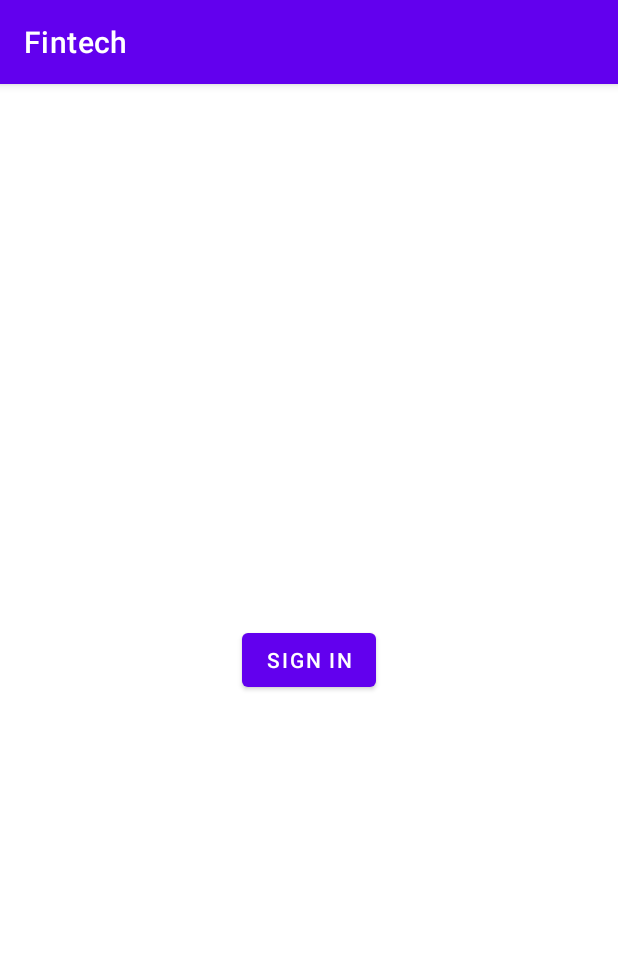
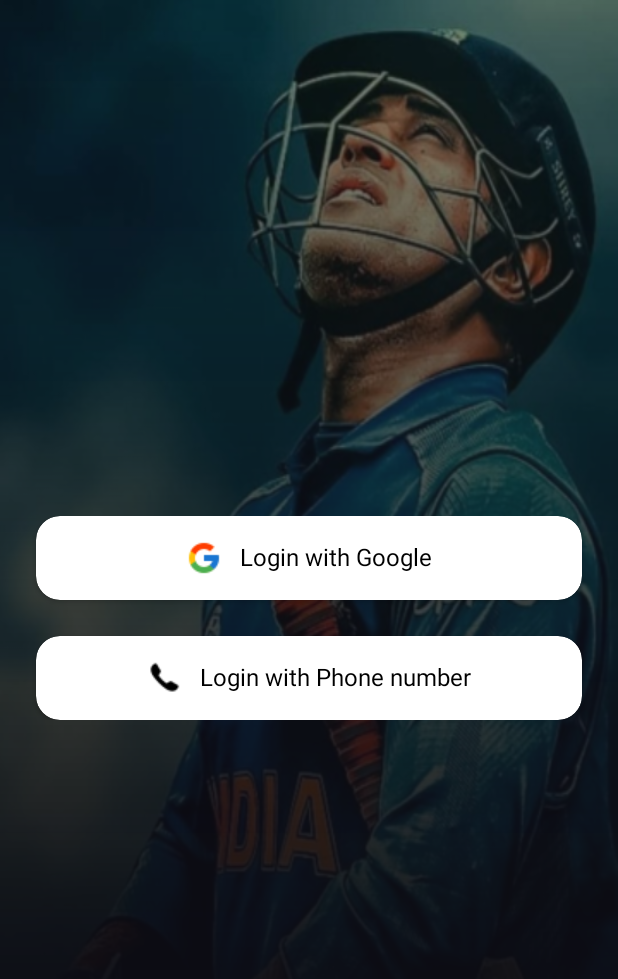
Before and after one commit to aristaAgarwal/ICC-Frontend, an Android app: the screen it shows after launch (LoginActivity), on a phone screen of 412 x 824 dp. Shown: the top 979 px of the screen. Run offline under Robolectric (Android 15) with nearby library versions, the phone set to English and light mode, and no system bars; 2 statements that could not run were skipped.

Commit message:
Updated Login UI

```diff
--- a/app/src/main/java/com/example/fintech/LoginActivity.kt
+++ b/app/src/main/java/com/example/fintech/LoginActivity.kt
@@ -5,10 +5,12 @@ import android.content.Intent
 import androidx.appcompat.app.AppCompatActivity
 import android.os.Bundle
 import android.util.Log
+import android.view.View
 import android.widget.Button
 import android.widget.Toast
 import androidx.activity.result.contract.ActivityResultContracts
 import androidx.activity.viewModels
+import androidx.cardview.widget.CardView
 import androidx.lifecycle.ViewModel
 import androidx.recyclerview.widget.RecyclerView.ViewHolder
 import com.example.fintech.Model.IdToken
@@ -20,7 +22,7 @@ import com.google.android.gms.common.api.ApiException
 import com.google.android.gms.tasks.Task
 
 class LoginActivity : AppCompatActivity() {
-    private var signInButton: Button? = null
+    private var signInButton: CardView? = null
     override fun onCreate(savedInstanceState: Bundle?) {
         super.onCreate(savedInstanceState)
         setContentView(R.layout.activity_login)
--- /dev/null
+++ b/app/src/main/res/drawable/baseline_arrow_forward_24.xml
@@ -0,0 +1,6 @@
+<vector android:alpha="0.8" android:autoMirrored="true"
+    android:height="24dp" android:tint="#FFFFFF"
+    android:viewportHeight="24" android:viewportWidth="24"
+    android:width="24dp" xmlns:android="http://schemas.android.com/apk/res/android">
+    <path android:fillColor="@android:color/white" android:pathData="M12,4l-1.41,1.41L16.17,11H4v2h12.17l-5.58,5.59L12,20l8,-8z"/>
+</vector>
--- /dev/null
+++ b/app/src/main/res/drawable/grey_bg_gradient.xml
@@ -0,0 +1,21 @@
+<vector xmlns:android="http://schemas.android.com/apk/res/android"
+    xmlns:aapt="http://schemas.android.com/aapt"
+    android:width="360dp"
+    android:height="641dp"
+    android:viewportWidth="360"
+    android:viewportHeight="641">
+  <path
+      android:pathData="M0,0h360v641h-360z">
+    <aapt:attr name="android:fillColor">
+      <gradient
+          android:startX="180"
+          android:startY="549"
+          android:endX="180"
+          android:endY="-0"
+          android:type="linear">
+        <item android:offset="0" android:color="#FF0D0D14"/>
+        <item android:offset="1" android:color="#750D0D14"/>
+      </gradient>
+    </aapt:attr>
+  </path>
+</vector>
--- a/app/src/main/res/layout/activity_login.xml
+++ b/app/src/main/res/layout/activity_login.xml
@@ -1,15 +1,85 @@
 <?xml version="1.0" encoding="utf-8"?>
 <RelativeLayout xmlns:android="http://schemas.android.com/apk/res/android"
+    xmlns:app="http://schemas.android.com/apk/res-auto"
     xmlns:tools="http://schemas.android.com/tools"
     android:layout_width="match_parent"
     android:layout_height="match_parent"
+    android:background="@drawable/dhoni_bg"
     tools:context=".MainActivity">
 
-    <Button
-        android:id="@+id/sign_in_button"
-        android:layout_width="wrap_content"
+    <View android:layout_height="match_parent"
+        android:layout_width="match_parent"
+        android:background="@drawable/grey_bg_gradient"/>
+
+    <LinearLayout
+        android:layout_width="match_parent"
         android:layout_height="wrap_content"
-        android:text="Sign in"
-        android:layout_centerInParent="true"/>
+        android:layout_centerInParent="true"
+        android:orientation="vertical">
+
+        <androidx.cardview.widget.CardView
+            android:id="@+id/sign_in_button"
+            android:layout_width="match_parent"
+            android:layout_height="wrap_content"
+            android:layout_centerInParent="true"
+            android:layout_marginBottom="24dp"
+            android:layout_marginHorizontal="24dp"
+            app:cardCornerRadius="16dp">
+
+            <LinearLayout
+                android:layout_width="wrap_content"
+                android:layout_height="wrap_content"
+                android:layout_gravity="center_horizontal"
+                android:layout_marginVertical="16dp">
+
+                <ImageView
+                    android:layout_width="wrap_content"
+                    android:layout_height="wrap_content"
+                    android:layout_marginEnd="12dp"
+                    android:background="@drawable/icons_google" />
+
+                <TextView
+                    android:id="@+id/google_login"
+                    android:layout_width="wrap_content"
+                    android:layout_height="wrap_content"
+                    android:gravity="center_vertical"
+                    android:text="@string/login_with_google"
+                    android:textAppearance="@style/normal_text_style" />
+            </LinearLayout>
+
+        </androidx.cardview.widget.CardView>
+
+        <androidx.cardview.widget.CardView
+            android:layout_width="match_parent"
+            android:layout_height="wrap_content"
+            android:layout_centerInParent="true"
+            android:layout_marginHorizontal="24dp"
+            app:cardCornerRadius="16dp">
+
+            <LinearLayout
+                android:layout_width="wrap_content"
+                android:layout_height="wrap_content"
+                android:layout_gravity="center_horizontal"
+                android:layout_marginVertical="16dp">
+
+                <ImageView
+                    android:layout_width="wrap_content"
+                    android:layout_height="wrap_content"
+                    android:layout_marginEnd="12dp"
+                    android:background="@drawable/icons_phone"/>
+
+                <TextView
+                    android:id="@+id/phone_login"
+                    android:layout_width="wrap_content"
+                    android:layout_height="wrap_content"
+                    android:gravity="center_vertical"
+                    android:text="@string/login_with_phone_number"
+                    android:textAppearance="@style/normal_text_style" />
+            </LinearLayout>
+
+        </androidx.cardview.widget.CardView>
+
+    </LinearLayout>
+
 
 </RelativeLayout>
--- a/app/src/main/res/values-night/themes.xml
+++ b/app/src/main/res/values-night/themes.xml
@@ -1,6 +1,6 @@
 <resources xmlns:tools="http://schemas.android.com/tools">
     <!-- Base application theme. -->
-    <style name="Theme.Fintech" parent="Theme.MaterialComponents.DayNight.DarkActionBar">
+    <style name="Theme.Fintech" parent="Theme.MaterialComponents.DayNight.NoActionBar">
         <!-- Primary brand color. -->
         <item name="colorPrimary">@color/purple_200</item>
         <item name="colorPrimaryVariant">@color/purple_700</item>
--- a/app/src/main/res/values/colors.xml
+++ b/app/src/main/res/values/colors.xml
@@ -7,4 +7,5 @@
     <color name="teal_700">#FF018786</color>
     <color name="black">#FF000000</color>
     <color name="white">#FFFFFFFF</color>
+    <color name="icc_black">#FF0D0D14</color>
 </resources>
--- a/app/src/main/res/values/strings.xml
+++ b/app/src/main/res/values/strings.xml
@@ -1,4 +1,7 @@
 <resources>
     <string name="app_name">Fintech</string>
     <string name="server_client_id">146947182520-ocr0fhthouqnaq37bgtkqnrck89cjqpd.apps.googleusercontent.com</string>
+    <string name="login_with_google">Login with Google</string>
+    <string name="login_with_phone_number">Login with Phone number</string>
+    <string name="enter_phone_number">Enter Phone Number</string>
 </resources>
--- a/app/src/main/res/values/themes.xml
+++ b/app/src/main/res/values/themes.xml
@@ -1,9 +1,9 @@
 <resources xmlns:tools="http://schemas.android.com/tools">
     <!-- Base application theme. -->
-    <style name="Theme.Fintech" parent="Theme.MaterialComponents.DayNight.DarkActionBar">
+    <style name="Theme.Fintech" parent="Theme.MaterialComponents.DayNight.NoActionBar">
         <!-- Primary brand color. -->
         <item name="colorPrimary">@color/purple_500</item>
-        <item name="colorPrimaryVariant">@color/purple_700</item>
+        <item name="colorPrimaryVariant">@color/icc_black</item>
         <item name="colorOnPrimary">@color/white</item>
         <!-- Secondary brand color. -->
         <item name="colorSecondary">@color/teal_200</item>
@@ -13,4 +13,8 @@
         <item name="android:statusBarColor">?attr/colorPrimaryVariant</item>
         <!-- Customize your theme here. -->
     </style>
+    <style name="normal_text_style">
+        <item name="android:textSize">16sp</item>
+        <item name="android:textColor">#000000</item>
+    </style>
 </resources>
```
Also changed, not shown: app/src/main/res/layout/phone_no_login_layout.xml (added, +56 -0 lines), app/src/main/res/drawable/dhoni_bg.png (added), app/src/main/res/drawable/icons_google.png (added), app/src/main/res/drawable/icons_phone.png (added).
